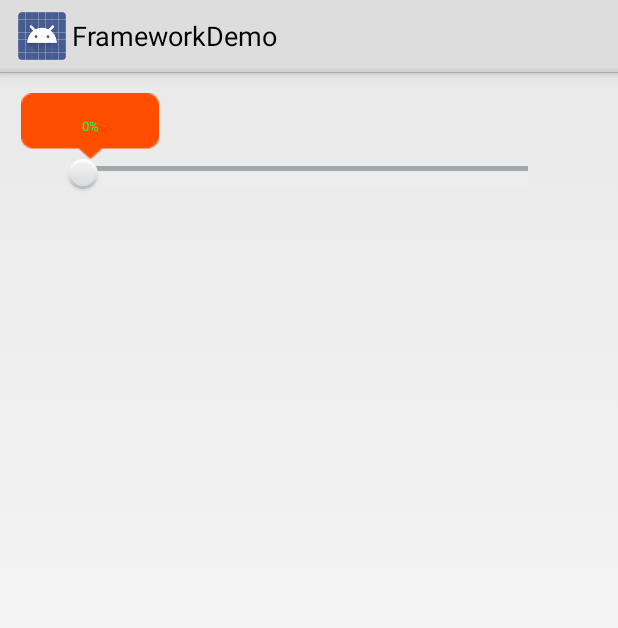
After one commit to meikaiss/framework, an Android app: the NumberSeekBarActivity screen opened directly, with no data from a screen before it, on a phone screen of 412 x 824 dp. The commit adds this screen. Shown: the top 628 px of the screen. Run offline under Robolectric (Android 15) with nearby library versions, the phone set to English and light mode, and no system bars; our stand-ins replace CircleImageView.

Commit message:
增加NumberSeekBar及其测试用例

```diff
--- a/app/build.gradle
+++ b/app/build.gradle
@@ -22,5 +22,5 @@ android {
 dependencies {
     compile fileTree(dir: 'libs', include: ['*.jar'])
     compile project(':libframework')
-    compile 'com.android.support:appcompat-v7:22.1.1'
+    compile 'com.android.support:appcompat-v7:22.2.1'
 }
--- a/app/src/main/AndroidManifest.xml
+++ b/app/src/main/AndroidManifest.xml
@@ -19,9 +19,11 @@
         <activity android:name=".FlowLayoutActivity" />
         <activity android:name=".ScrollLayoutActivity" />
         <activity android:name=".ExplosionActivity" />
+        <activity android:name=".NumberSeekBarActivity" />
         <activity
             android:name=".AppCompatTestActivity"
-            android:theme="@style/Theme_TestAppCompat" />
+            android:theme="@style/Theme_TestAppCompat"
+            android:windowSoftInputMode="adjustUnspecified|stateHidden" />
 
     </application>
 
--- a/app/src/main/java/com/android/framework/demo/MainActivity.java
+++ b/app/src/main/java/com/android/framework/demo/MainActivity.java
@@ -16,7 +16,7 @@ public class MainActivity extends Activity {
 
     private ListView listView;
     private Class<?>[] classes = {FlowLayoutActivity.class, ScrollLayoutActivity.class, ExplosionActivity.class,
-            AppCompatTestActivity.class};
+            NumberSeekBarActivity.class, AppCompatTestActivity.class};
 
     @Override
     protected void onCreate(Bundle savedInstanceState) {
--- /dev/null
+++ b/app/src/main/java/com/android/framework/demo/NumberSeekBarActivity.java
@@ -0,0 +1,20 @@
+package com.android.framework.demo;
+
+import android.app.Activity;
+import android.os.Bundle;
+
+/**
+ * Created by meikai on 15/10/18.
+ */
+public class NumberSeekBarActivity extends Activity {
+
+    @Override
+    protected void onCreate(Bundle savedInstanceState) {
+        super.onCreate(savedInstanceState);
+        setContentView(R.layout.activity_number_seek_bar);
+    }
+
+
+
+
+}
--- /dev/null
+++ b/app/src/main/res/layout/activity_number_seek_bar.xml
@@ -0,0 +1,17 @@
+<?xml version="1.0" encoding="utf-8"?>
+<LinearLayout xmlns:android="http://schemas.android.com/apk/res/android"
+    android:layout_width="match_parent"
+    android:layout_height="match_parent"
+    android:padding="14dp">
+
+    <com.android.framework.view.NumberSeekBar
+        style="@style/NumberProgressBar_Default"
+        android:layout_width="match_parent"
+        android:layout_height="wrap_content"
+        android:focusable="false"
+        android:max="100"
+        android:progressDrawable="@drawable/bg_number_seekbar"
+        android:thumb="@drawable/selector_btn_seekbar" />
+
+
+</LinearLayout>
--- a/app/src/main/res/values/colors.xml
+++ b/app/src/main/res/values/colors.xml
@@ -4,4 +4,5 @@
     <color name="colorPrimary">#0000FF</color>
     <color name="colorPrimaryDark">#00FF00</color>
     <color name="colorAccent">#00FFFF</color>
+    <color name="colorWindowBack">#37F892</color>
 </resources>
--- a/app/src/main/res/values/styles.xml
+++ b/app/src/main/res/values/styles.xml
@@ -12,6 +12,7 @@
         <item name="colorAccent">@color/colorAccent</item>
         <item name="android:windowNoTitle">true</item>
         <item name="windowActionBar">true</item>
+        <item name="android:windowBackground">@color/colorWindowBack</item>
     </style>
 
 </resources>
--- /dev/null
+++ b/libframework/src/main/java/com/android/framework/view/NumberSeekBar.java
@@ -0,0 +1,246 @@
+package com.android.framework.view;
+
+import android.content.Context;
+import android.content.res.Resources;
+import android.graphics.Bitmap;
+import android.graphics.BitmapFactory;
+import android.graphics.Canvas;
+import android.graphics.Paint;
+import android.graphics.Paint.FontMetrics;
+import android.graphics.Rect;
+import android.graphics.Typeface;
+import android.util.AttributeSet;
+import android.view.MotionEvent;
+import android.widget.SeekBar;
+
+import com.android.framework.R;
+
+/**
+ * Created by meikai on 15/10/18.
+ */
+public class NumberSeekBar extends SeekBar {
+
+    private int oldPaddingTop;
+
+    private int oldPaddingLeft;
+
+    private int oldPaddingRight;
+
+    private int oldPaddingBottom;
+
+    private boolean isMysetPadding = true;
+
+    private String mText;
+
+    private float mTextWidth;
+
+    private float mImgWidth;
+
+    private float mImgHei;
+
+    private Paint mPaint;
+
+    private Resources res;
+
+    private Bitmap bm;
+
+    private int textsize = 13;
+
+    private int textpaddingleft;
+
+    private int textpaddingtop;
+
+    private int imagepaddingleft;
+
+    private int imagepaddingtop;
+
+    public NumberSeekBar(Context context) {
+        super(context);
+        init();
+    }
+
+    public NumberSeekBar(Context context, AttributeSet attrs) {
+        super(context, attrs);
+        init();
+    }
+
+    public NumberSeekBar(Context context, AttributeSet attrs, int defStyle) {
+        super(context, attrs, defStyle);
+        init();
+    }
+
+    @Override
+    public boolean onTouchEvent(MotionEvent event) {
+        return super.onTouchEvent(event);
+    }
+
+    // 修改setpadding 使其在外部调用的时候无效
+    @Override
+    public void setPadding(int left, int top, int right, int bottom) {
+        if (isMysetPadding) {
+            super.setPadding(left, top, right, bottom);
+        }
+    }
+
+    // 初始化
+    private void init() {
+        res = getResources();
+        initBitmap();
+        initDraw();
+        setPadding();
+    }
+
+    private void initDraw() {
+        mPaint = new Paint(Paint.ANTI_ALIAS_FLAG);
+        mPaint.setTypeface(Typeface.DEFAULT);
+        mPaint.setTextSize(textsize);
+        mPaint.setColor(0xff23fc4f);
+    }
+
+    private void initBitmap() {
+        bm = BitmapFactory.decodeResource(res, R.drawable.bg_seekbar_tip);
+        if (bm != null) {
+            mImgWidth = bm.getWidth();
+            mImgHei = bm.getHeight();
+        } else {
+            mImgWidth = 0;
+            mImgHei = 0;
+        }
+    }
+
+    protected synchronized void onDraw(Canvas canvas) {
+        try {
+            super.onDraw(canvas);
+            mText = (getProgress() * 100 / getMax()) + "%";
+            mTextWidth = mPaint.measureText(mText);
+            Rect bounds = this.getProgressDrawable().getBounds();
+            float xImg =
+                    bounds.width() * getProgress() / getMax() + imagepaddingleft
+                            + oldPaddingLeft;
+            float yImg = imagepaddingtop + oldPaddingTop;
+            float xText =
+                    bounds.width() * getProgress() / getMax() + mImgWidth / 2
+                            - mTextWidth / 2 + textpaddingleft + oldPaddingLeft;
+            float yText =
+                    yImg + textpaddingtop + mImgHei / 2 + getTextHei() / 4;
+            canvas.drawBitmap(bm, xImg, yImg, mPaint);
+            canvas.drawText(mText, xText, yText, mPaint);
+        } catch (Exception e) {
+            e.printStackTrace();
+        }
+    }
+
+    // 初始化padding 使其左右上 留下位置用于展示进度图片
+    private void setPadding() {
+        int top = getBitmapHeigh() + oldPaddingTop;
+        int left = getBitmapWidth() / 2 + oldPaddingLeft;
+        int right = getBitmapWidth() / 2 + oldPaddingRight;
+        int bottom = oldPaddingBottom;
+        isMysetPadding = true;
+        setPadding(left, top, right, bottom);
+        isMysetPadding = false;
+    }
+
+    /**
+     * 设置展示进度背景图片
+     *
+     * @param resid
+     */
+    public void setBitmap(int resid) {
+        bm = BitmapFactory.decodeResource(res, resid);
+        if (bm != null) {
+            mImgWidth = bm.getWidth();
+            mImgHei = bm.getHeight();
+        } else {
+            mImgWidth = 0;
+            mImgHei = 0;
+        }
+        setPadding();
+    }
+
+    public void setMyPadding(int left, int top, int right, int bottom) {
+        oldPaddingTop = top;
+        oldPaddingLeft = left;
+        oldPaddingRight = right;
+        oldPaddingBottom = bottom;
+        isMysetPadding = true;
+        setPadding(left + getBitmapWidth() / 2, top + getBitmapHeigh(), right
+                + getBitmapWidth() / 2, bottom);
+        isMysetPadding = false;
+    }
+
+    /**
+     * 设置进度字体大小
+     *
+     * @param textsize
+     */
+    public void setTextSize(int textsize) {
+        this.textsize = textsize;
+        mPaint.setTextSize(textsize);
+    }
+
+    /**
+     * 设置进度字体颜色
+     *
+     * @param color
+     */
+    public void setTextColor(int color) {
+        mPaint.setColor(color);
+    }
+
+    /**
+     * 调整进度字体的位置 初始位置为图片的正中央
+     *
+     * @param top
+     * @param left
+     */
+    public void setTextPadding(int top, int left) {
+        this.textpaddingleft = left;
+        this.textpaddingtop = top;
+    }
+
+    /**
+     * 调整进图背景图的位置 初始位置为进度条正上方、偏左一半
+     *
+     * @param top
+     * @param left
+     */
+    public void setImagePadding(int top, int left) {
+        this.imagepaddingleft = left;
+        this.imagepaddingtop = top;
+    }
+
+    private int getBitmapWidth() {
+        return (int)Math.ceil(mImgWidth);
+    }
+
+    private int getBitmapHeigh() {
+        return (int)Math.ceil(mImgHei);
+    }
+
+    private float getTextHei() {
+        FontMetrics fm = mPaint.getFontMetrics();
+        return (float)Math.ceil(fm.descent - fm.top) + 2;
+    }
+
+    public int getTextpaddingleft() {
+        return textpaddingleft;
+    }
+
+    public int getTextpaddingtop() {
+        return textpaddingtop;
+    }
+
+    public int getImagepaddingleft() {
+        return imagepaddingleft;
+    }
+
+    public int getImagepaddingtop() {
+        return imagepaddingtop;
+    }
+
+    public int getTextsize() {
+        return textsize;
+    }
+
+}
--- /dev/null
+++ b/libframework/src/main/res/drawable/bg_number_seekbar.xml
@@ -0,0 +1,17 @@
+<?xml version="1.0" encoding="utf-8"?>
+<layer-list xmlns:android="http://schemas.android.com/apk/res/android">
+
+    <!-- 背景图 -->
+    <item
+        android:id="@android:id/background"
+        android:drawable="@drawable/bg_seekbar_progress_default" />
+    <!-- 进度度 -->
+    <item
+        android:id="@android:id/progress"
+        android:drawable="@drawable/bg_seekbar_progress" />
+    <!-- 第二进度图 -->
+    <item
+        android:id="@android:id/secondaryProgress"
+        android:drawable="@drawable/bg_seekbar_progress" />
+
+</layer-list>
--- /dev/null
+++ b/libframework/src/main/res/drawable/selector_btn_seekbar.xml
@@ -0,0 +1,12 @@
+<?xml version="1.0" encoding="UTF-8"?>
+<selector xmlns:android="http://schemas.android.com/apk/res/android">
+    <!-- 按下状态 -->
+    <item android:drawable="@drawable/btn_seekbar_press" android:state_pressed="true" />
+
+    <!-- 焦点状态 -->
+    <item android:drawable="@drawable/btn_seekbar_default" android:state_focused="true" />
+
+    <!-- 默认状态 -->
+    <item android:drawable="@drawable/btn_seekbar_default" />
+
+</selector>
--- /dev/null
+++ b/libframework/src/main/res/values/style.xml
@@ -0,0 +1,17 @@
+<?xml version="1.0" encoding="utf-8"?>
+<resources>
+
+    <style name="NumberProgressBar_Default">
+        <item name="android:layout_height">wrap_content</item>
+        <item name="android:layout_width">match_parent</item>
+        <item name="max">100</item>
+        <item name="progress">0</item>
+        <item name="progress_unreached_color">#CCCCCC</item>
+        <item name="progress_reached_color">#3498DB</item>
+        <item name="progress_text_size">10sp</item>
+        <item name="progress_text_color">#3498DB</item>
+        <item name="progress_reached_bar_height">1.5dp</item>
+        <item name="progress_unreached_bar_height">0.75dp</item>
+    </style>
+
+</resources>
```
Also changed, not shown: app/src/main/java/com/android/framework/demo/AppCompatTestActivity.java (+19 -3 lines), app/src/main/res/menu/menu_appcompat.xml (added, +34 -0 lines), libframework/src/main/res/values/attrs.xml (+18 -0 lines), libframework/src/main/res/drawable-hdpi/btn_seekbar_default.png (added), libframework/src/main/res/drawable-hdpi/btn_seekbar_press.png (added), libframework/src/main/res/drawable/bg_seekbar_progress.png (added), libframework/src/main/res/drawable/bg_seekbar_progress_default.png (added), libframework/src/main/res/drawable/bg_seekbar_tip.PNG (added), 1 other file.
